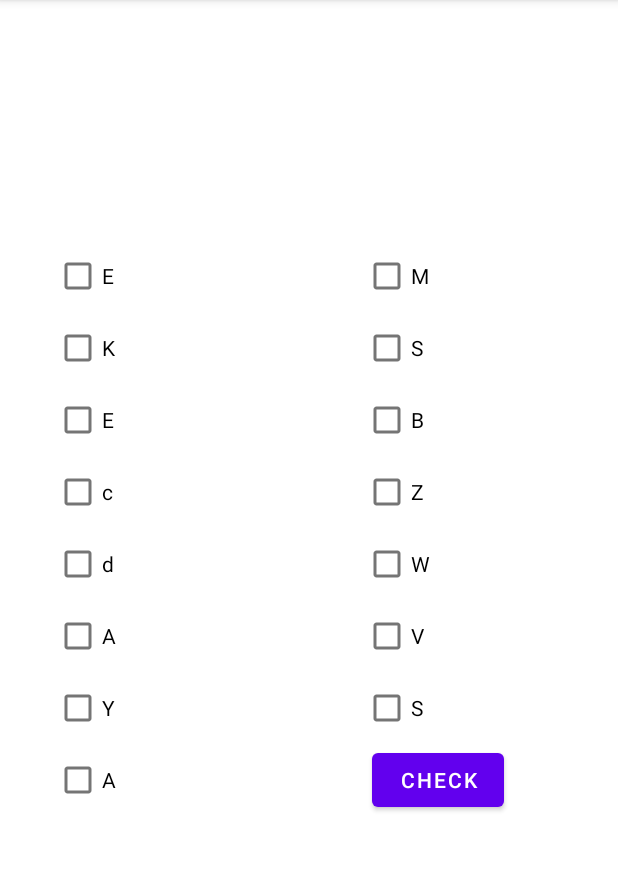
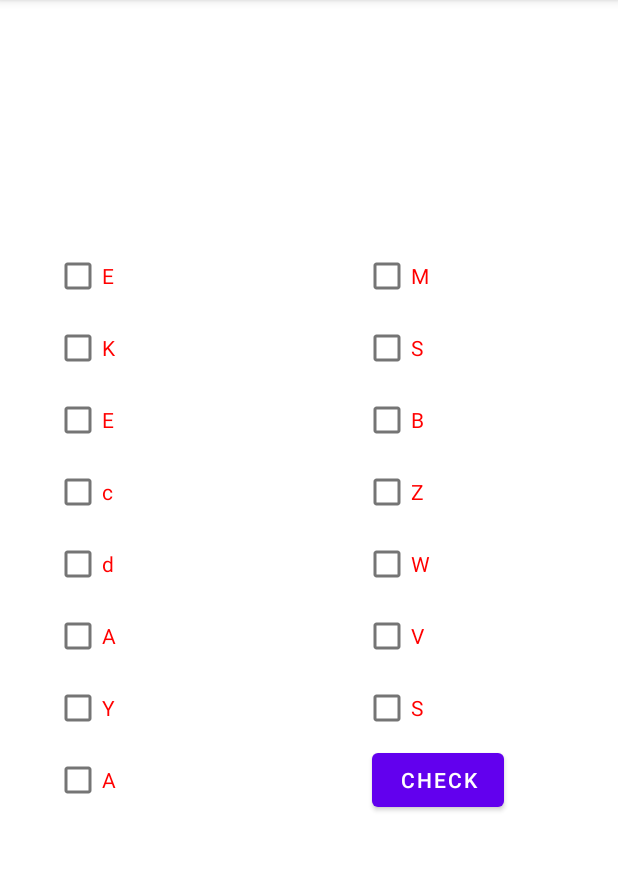
Before and after one commit to DinaraZZ/ShoppingListSimulator, an Android app: the screen it shows after launch (MainActivity), after a tap on "CHECK", on a phone screen of 412 x 824 dp, the part 84-955 px from its top. Run offline under Robolectric (Android 15) with nearby library versions, the phone set to English and light mode, and no system bars.

Commit message:
Fixed the mistake

```diff
--- a/app/src/main/java/kz/shoppinglistsimulator/MainActivity.kt
+++ b/app/src/main/java/kz/shoppinglistsimulator/MainActivity.kt
@@ -61,49 +61,49 @@ class MainActivity : AppCompatActivity() {
 
     private fun initializeLiseners(){
         buttonCheck?.setOnClickListener {
-            if (checkBox1?.isChecked() == true) { checkBox1?.setTextColor(Color.RED) }
+            if (checkBox1?.isChecked() == false) { checkBox1?.setTextColor(Color.RED) }
             else { checkBox1?.setTextColor(Color.BLACK) }
 
-            if (checkBox2?.isChecked() == true) { checkBox2?.setTextColor(Color.RED) }
+            if (checkBox2?.isChecked() == false) { checkBox2?.setTextColor(Color.RED) }
             else { checkBox2?.setTextColor(Color.BLACK) }
 
-            if (checkBox3?.isChecked() == true) { checkBox3?.setTextColor(Color.RED) }
+            if (checkBox3?.isChecked() == false) { checkBox3?.setTextColor(Color.RED) }
             else { checkBox3?.setTextColor(Color.BLACK) }
 
-            if (checkBox4?.isChecked() == true) { checkBox4?.setTextColor(Color.RED) }
+            if (checkBox4?.isChecked() == false) { checkBox4?.setTextColor(Color.RED) }
             else { checkBox4?.setTextColor(Color.BLACK) }
 
-            if (checkBox5?.isChecked() == true) { checkBox5?.setTextColor(Color.RED) }
+            if (checkBox5?.isChecked() == false) { checkBox5?.setTextColor(Color.RED) }
             else { checkBox5?.setTextColor(Color.BLACK) }
 
-            if (checkBox6?.isChecked() == true) { checkBox6?.setTextColor(Color.RED) }
+            if (checkBox6?.isChecked() == false) { checkBox6?.setTextColor(Color.RED) }
             else { checkBox6?.setTextColor(Color.BLACK) }
 
-            if (checkBox7?.isChecked() == true) { checkBox7?.setTextColor(Color.RED) }
+            if (checkBox7?.isChecked() == false) { checkBox7?.setTextColor(Color.RED) }
             else { checkBox7?.setTextColor(Color.BLACK) }
 
-            if (checkBox8?.isChecked() == true) { checkBox8?.setTextColor(Color.RED) }
+            if (checkBox8?.isChecked() == false) { checkBox8?.setTextColor(Color.RED) }
             else { checkBox8?.setTextColor(Color.BLACK) }
 
-            if (checkBox9?.isChecked() == true) { checkBox9?.setTextColor(Color.RED) }
+            if (checkBox9?.isChecked() == false) { checkBox9?.setTextColor(Color.RED) }
             else { checkBox9?.setTextColor(Color.BLACK) }
 
-            if (checkBox10?.isChecked() == true) { checkBox10?.setTextColor(Color.RED) }
+            if (checkBox10?.isChecked() == false) { checkBox10?.setTextColor(Color.RED) }
             else { checkBox10?.setTextColor(Color.BLACK) }
 
-            if (checkBox11?.isChecked() == true) { checkBox11?.setTextColor(Color.RED) }
+            if (checkBox11?.isChecked() == false) { checkBox11?.setTextColor(Color.RED) }
             else { checkBox11?.setTextColor(Color.BLACK) }
 
-            if (checkBox12?.isChecked() == true) { checkBox12?.setTextColor(Color.RED) }
+            if (checkBox12?.isChecked() == false) { checkBox12?.setTextColor(Color.RED) }
             else { checkBox12?.setTextColor(Color.BLACK) }
 
-            if (checkBox13?.isChecked() == true) { checkBox13?.setTextColor(Color.RED) }
+            if (checkBox13?.isChecked() == false) { checkBox13?.setTextColor(Color.RED) }
             else { checkBox13?.setTextColor(Color.BLACK) }
 
-            if (checkBox14?.isChecked() == true) { checkBox14?.setTextColor(Color.RED) }
+            if (checkBox14?.isChecked() == false) { checkBox14?.setTextColor(Color.RED) }
             else { checkBox14?.setTextColor(Color.BLACK) }
 
-            if (checkBox15?.isChecked() == true) { checkBox15?.setTextColor(Color.RED) }
+            if (checkBox15?.isChecked() == false) { checkBox15?.setTextColor(Color.RED) }
             else { checkBox15?.setTextColor(Color.BLACK) }
         }
     }
```
